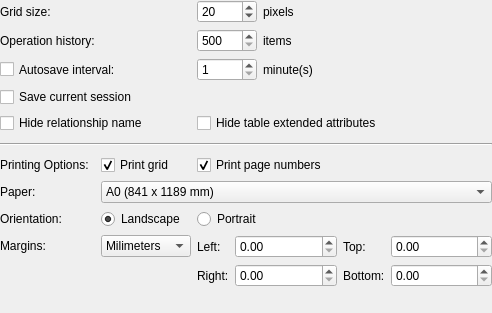
The window that libpgmodeler_ui/ui/generalconfigwidget.ui (pgmodeler/pgmodeler) describes before a commit, drawn with Qt 5.
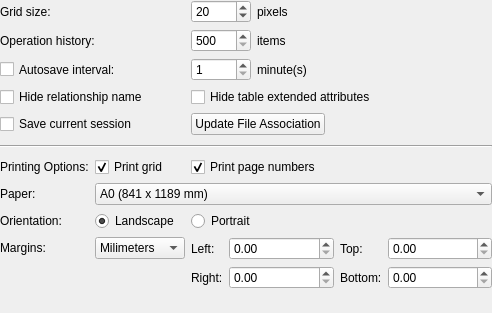
The same window after the commit.

```diff
--- a/libpgmodeler_ui/ui/generalconfigwidget.ui
+++ b/libpgmodeler_ui/ui/generalconfigwidget.ui
@@ -35,7 +35,7 @@
    <property name="spacing">
     <number>6</number>
    </property>
-   <item row="9" column="1">
+   <item row="11" column="1">
     <widget class="QRadioButton" name="landscape_rb">
      <property name="sizePolicy">
       <sizepolicy hsizetype="Fixed" vsizetype="Fixed">
@@ -51,7 +51,7 @@
      </property>
     </widget>
    </item>
-   <item row="9" column="2" colspan="2">
+   <item row="11" column="2" colspan="2">
     <widget class="QRadioButton" name="portrait_rb">
      <property name="sizePolicy">
       <sizepolicy hsizetype="Expanding" vsizetype="Fixed">
@@ -134,7 +134,7 @@
      </property>
     </widget>
    </item>
-   <item row="6" column="1">
+   <item row="8" column="1">
     <widget class="QCheckBox" name="print_grid_chk">
      <property name="sizePolicy">
       <sizepolicy hsizetype="Fixed" vsizetype="Fixed">
@@ -150,7 +150,7 @@
      </property>
     </widget>
    </item>
-   <item row="11" column="0" colspan="2">
+   <item row="13" column="0" colspan="2">
     <spacer name="horizontalSpacer">
      <property name="orientation">
       <enum>Qt::Horizontal</enum>
@@ -220,7 +220,7 @@
      </item>
     </layout>
    </item>
-   <item row="7" column="0">
+   <item row="9" column="0">
     <widget class="QLabel" name="paper_lbl">
      <property name="sizePolicy">
       <sizepolicy hsizetype="Preferred" vsizetype="Preferred">
@@ -233,7 +233,7 @@
      </property>
     </widget>
    </item>
-   <item row="9" column="0">
+   <item row="11" column="0">
     <widget class="QLabel" name="orientation_lbl">
      <property name="sizePolicy">
       <sizepolicy hsizetype="Preferred" vsizetype="Preferred">
@@ -246,7 +246,7 @@
      </property>
     </widget>
    </item>
-   <item row="7" column="1" colspan="4">
+   <item row="9" column="1" colspan="4">
     <widget class="QComboBox" name="paper_cmb">
      <property name="sizePolicy">
       <sizepolicy hsizetype="Preferred" vsizetype="Fixed">
@@ -420,7 +420,7 @@
      </item>
     </widget>
    </item>
-   <item row="10" column="1">
+   <item row="12" column="1">
     <widget class="QComboBox" name="unity_cmb">
      <property name="sizePolicy">
       <sizepolicy hsizetype="Fixed" vsizetype="Fixed">
@@ -453,7 +453,7 @@
      </item>
     </widget>
    </item>
-   <item row="5" column="0" colspan="5">
+   <item row="7" column="0" colspan="5">
     <widget class="QFrame" name="frame_2">
      <property name="minimumSize">
       <size>
@@ -469,7 +469,14 @@
      </property>
     </widget>
    </item>
-   <item row="10" column="2" rowspan="2" colspan="3">
+   <item row="4" column="2" colspan="3">
+    <widget class="QCheckBox" name="hide_ext_attribs_chk">
+     <property name="text">
+      <string>Hide table extended attributes</string>
+     </property>
+    </widget>
+   </item>
+   <item row="12" column="2" rowspan="2" colspan="3">
     <layout class="QGridLayout" name="gridLayout">
      <item row="0" column="0">
       <widget class="QLabel" name="left_lbl">
@@ -589,7 +596,7 @@
      </item>
     </layout>
    </item>
-   <item row="10" column="0">
+   <item row="12" column="0">
     <widget class="QLabel" name="margins_lbl">
      <property name="sizePolicy">
       <sizepolicy hsizetype="Preferred" vsizetype="Preferred">
@@ -602,7 +609,7 @@
      </property>
     </widget>
    </item>
-   <item row="12" column="4">
+   <item row="14" column="4">
     <spacer name="verticalSpacer_3">
      <property name="orientation">
       <enum>Qt::Vertical</enum>
@@ -634,25 +641,6 @@
      </property>
     </widget>
    </item>
-   <item row="3" column="0" colspan="2">
-    <widget class="QCheckBox" name="save_session_chk">
-     <property name="sizePolicy">
-      <sizepolicy hsizetype="Preferred" vsizetype="Preferred">
-       <horstretch>0</horstretch>
-       <verstretch>0</verstretch>
-      </sizepolicy>
-     </property>
-     <property name="minimumSize">
-      <size>
-       <width>0</width>
-       <height>0</height>
-      </size>
-     </property>
-     <property name="text">
-      <string>Save current session</string>
-     </property>
-    </widget>
-   </item>
    <item row="1" column="2" colspan="3">
     <layout class="QHBoxLayout" name="horizontalLayout_3">
      <item>
@@ -704,45 +692,26 @@
      </item>
     </layout>
    </item>
-   <item row="6" column="2" colspan="3">
-    <widget class="QCheckBox" name="print_pg_num_chk">
-     <property name="sizePolicy">
-      <sizepolicy hsizetype="Expanding" vsizetype="Fixed">
-       <horstretch>0</horstretch>
-       <verstretch>0</verstretch>
-      </sizepolicy>
-     </property>
-     <property name="text">
-      <string>Print page numbers</string>
-     </property>
-     <property name="checked">
-      <bool>true</bool>
-     </property>
-    </widget>
-   </item>
-   <item row="6" column="0">
+   <item row="8" column="0">
     <widget class="QLabel" name="print_op_lbl">
      <property name="text">
       <string>Printing Options:</string>
      </property>
     </widget>
    </item>
-   <item row="0" column="0" colspan="2">
-    <widget class="QLabel" name="grid_size_lbl">
+   <item row="8" column="2" colspan="3">
+    <widget class="QCheckBox" name="print_pg_num_chk">
      <property name="sizePolicy">
-      <sizepolicy hsizetype="Preferred" vsizetype="Preferred">
+      <sizepolicy hsizetype="Expanding" vsizetype="Fixed">
        <horstretch>0</horstretch>
        <verstretch>0</verstretch>
       </sizepolicy>
      </property>
-     <property name="minimumSize">
-      <size>
-       <width>120</width>
-       <height>0</height>
-      </size>
-     </property>
      <property name="text">
-      <string>Grid size:</string>
+      <string>Print page numbers</string>
+     </property>
+     <property name="checked">
+      <bool>true</bool>
      </property>
     </widget>
    </item>
@@ -753,10 +722,51 @@
      </property>
     </widget>
    </item>
-   <item row="4" column="2" colspan="3">
-    <widget class="QCheckBox" name="hide_ext_attribs_chk">
+   <item row="0" column="0" colspan="2">
+    <widget class="QLabel" name="grid_size_lbl">
+     <property name="sizePolicy">
+      <sizepolicy hsizetype="Preferred" vsizetype="Preferred">
+       <horstretch>0</horstretch>
+       <verstretch>0</verstretch>
+      </sizepolicy>
+     </property>
+     <property name="minimumSize">
+      <size>
+       <width>120</width>
+       <height>0</height>
+      </size>
+     </property>
      <property name="text">
-      <string>Hide table extended attributes</string>
+      <string>Grid size:</string>
+     </property>
+    </widget>
+   </item>
+   <item row="5" column="2">
+    <widget class="QPushButton" name="update_assoc_btn">
+     <property name="toolTip">
+      <string>Configures *.dbm files to be loaded on pgModeler when double clicked.</string>
+     </property>
+     <property name="text">
+      <string>Update File Association</string>
+     </property>
+    </widget>
+   </item>
+   <item row="5" column="0" colspan="2">
+    <widget class="QCheckBox" name="save_session_chk">
+     <property name="sizePolicy">
+      <sizepolicy hsizetype="Preferred" vsizetype="Preferred">
+       <horstretch>0</horstretch>
+       <verstretch>0</verstretch>
+      </sizepolicy>
+     </property>
+     <property name="minimumSize">
+      <size>
+       <width>0</width>
+       <height>0</height>
+      </size>
+     </property>
+     <property name="text">
+      <string>Save current session</string>
      </property>
     </widget>
    </item>
```
